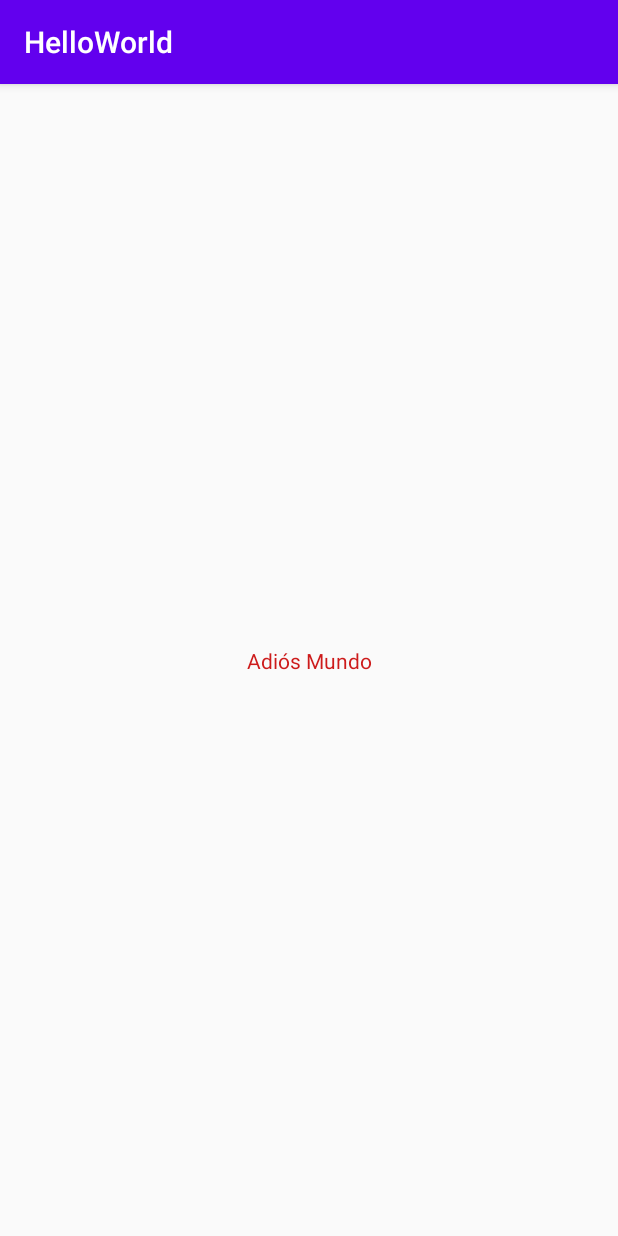
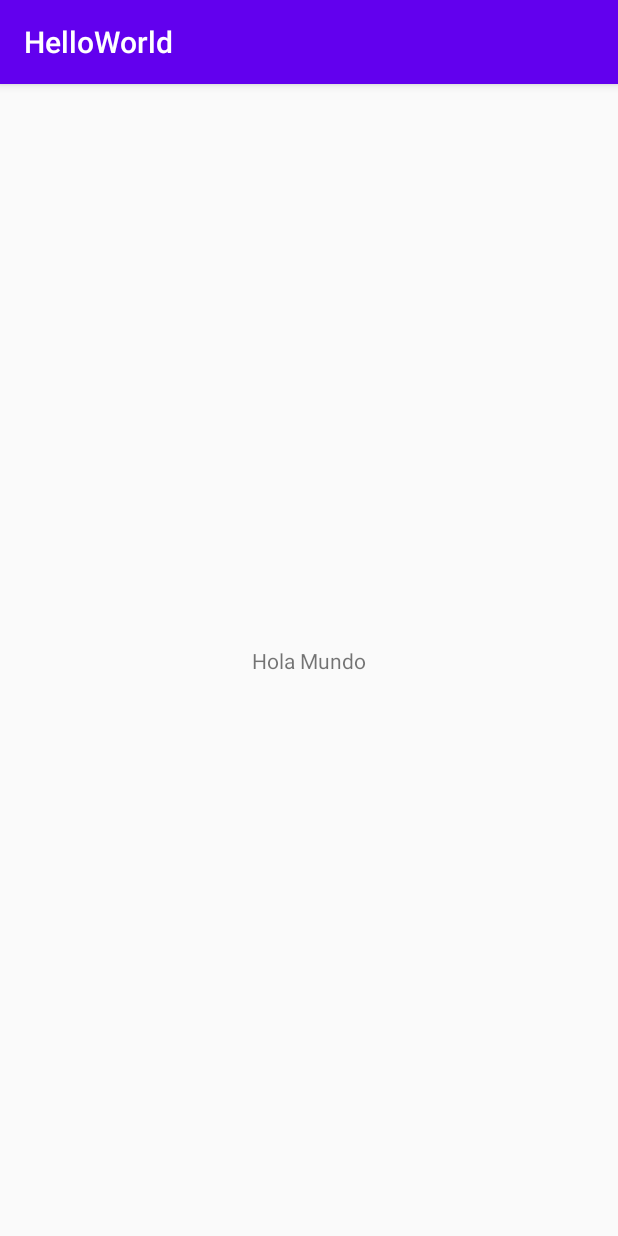
Before and after one commit to sergio-rm13/HelloWorld, an Android app: the screen it shows after launch (HelloWorldActivity), on a phone screen of 412 x 824 dp. Run offline under Robolectric (Android 15) with nearby library versions, the phone set to English and light mode, and no system bars.

Commit message:
Proyecto HelloWorld

```diff
--- a/app/src/main/java/com/example/helloworld/HelloWorldActivity.java
+++ b/app/src/main/java/com/example/helloworld/HelloWorldActivity.java
@@ -15,13 +15,13 @@ public class HelloWorldActivity extends AppCompatActivity {
         super.onCreate(savedInstanceState);
         setContentView(R.layout.activity_helloworld);
 
-        tvMessage = findViewById(R.id.tvMessage);
+        //tvMessage = findViewById(R.id.tvMessage);
         //tvMessage.setText(R.string.msgBye);//Pongo adiós mundo en tiempo de ejecuión
-        tvMessage.setText(getResources().getText(R.string.msgBye));
+        //tvMessage.setText(getResources().getText(R.string.msgBye));
 
         //tvMessage.setTextColor(getResources().getColor(R.color.dark_grey));
         //Recomiendan usar una nueva clase ContextCompat esto hace referencia al contexto
-        tvMessage.setTextColor(ContextCompat.getColor(this,R.color.dark_grey));
+        //tvMessage.setTextColor(ContextCompat.getColor(this,R.color.dark_grey));
 
     }
 }
```
Also changed, not shown: 6 other files.
